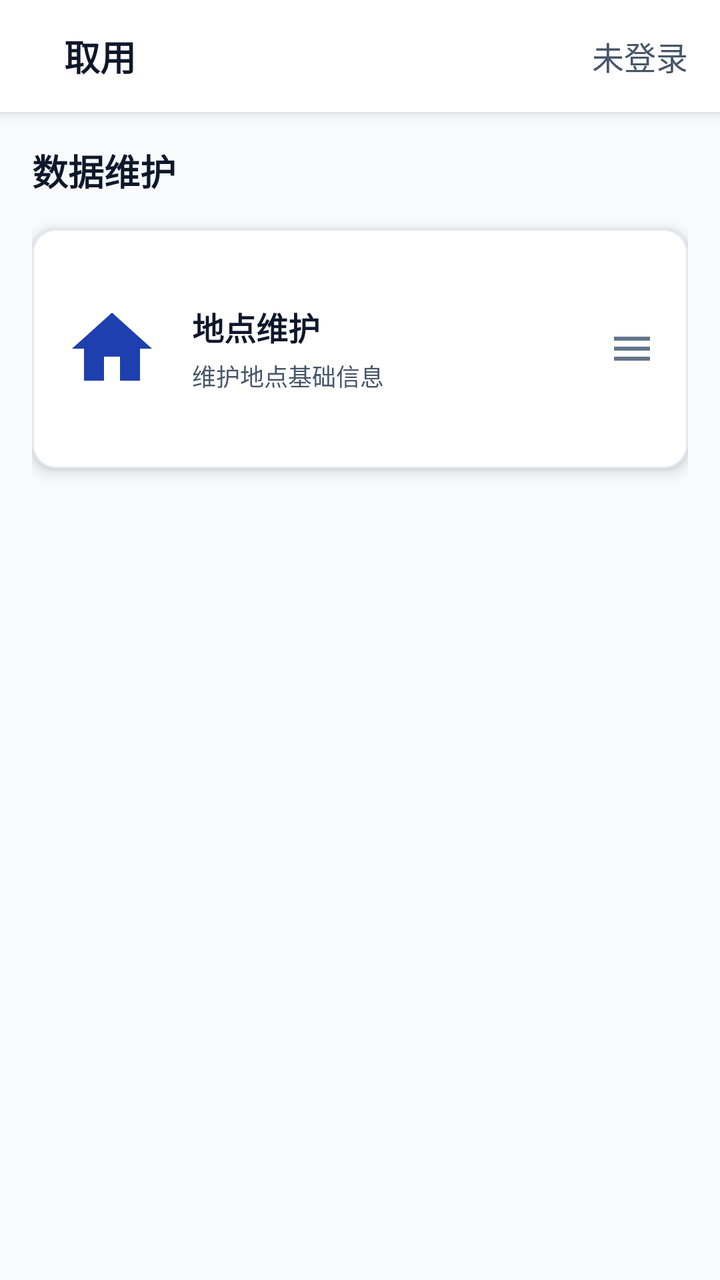
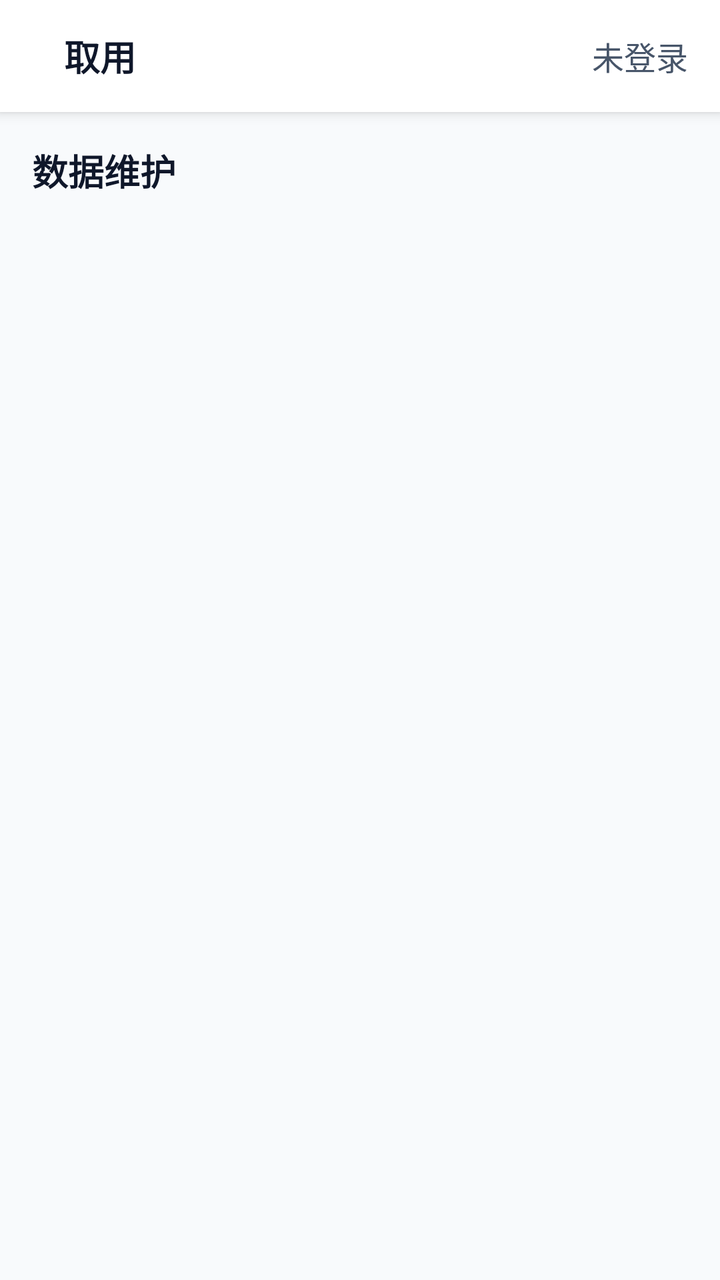

Compare the two renders of this Android layout. The source of the first and the diff that turns it into the second are given below.
<!-- AndroidManifest.xml: application theme Theme.PDA -->
<!-- res/layout/activity_basic_data.xml -->
<?xml version="1.0" encoding="utf-8"?>

<androidx.coordinatorlayout.widget.CoordinatorLayout 
    xmlns:android="http://schemas.android.com/apk/res/android"
    xmlns:app="http://schemas.android.com/apk/res-auto"
    xmlns:tools="http://schemas.android.com/tools"
    android:layout_width="match_parent"
    android:layout_height="match_parent"
    android:background="@color/background"
    tools:context=".BasicDataActivity">

    
    <com.google.android.material.appbar.AppBarLayout
        android:layout_width="match_parent"
        android:layout_height="wrap_content"
        android:background="@color/surface"
        android:elevation="4dp">

            <include
                android:id="@+id/toolbar"
                layout="@layout/toolbar_custom" />

    </com.google.android.material.appbar.AppBarLayout>

    
    <androidx.core.widget.NestedScrollView
        android:layout_width="match_parent"
        android:layout_height="match_parent"
        android:layout_marginTop="?attr/actionBarSize"
        android:fillViewport="true">

        <LinearLayout
            android:layout_width="match_parent"
            android:layout_height="wrap_content"
            android:orientation="vertical"
            android:padding="16dp">

            
            <TextView
                android:layout_width="wrap_content"
                android:layout_height="wrap_content"
                android:text="数据维护"
                android:textSize="18sp"
                android:textStyle="bold"
                android:textColor="@color/text_primary"
                android:layout_marginBottom="16dp"/>

            
            <com.google.android.material.card.MaterialCardView
                android:id="@+id/room_management_card"
                android:layout_width="match_parent"
                android:layout_height="120dp"
                android:layout_marginBottom="16dp"
                android:clickable="true"
                android:focusable="true"
                android:foreground="?attr/selectableItemBackground"
                app:cardCornerRadius="12dp"
                app:cardElevation="4dp"
                app:cardBackgroundColor="@color/surface"
                app:strokeWidth="1dp"
                app:strokeColor="@color/border">

                <LinearLayout
                    android:layout_width="match_parent"
                    android:layout_height="match_parent"
                    android:orientation="horizontal"
                    android:gravity="center_vertical"
                    android:padding="16dp">

                    <ImageView
                        android:layout_width="48dp"
                        android:layout_height="48dp"
                        android:src="@drawable/ic_home"
                        app:tint="@color/primary"/>

                    <LinearLayout
                        android:layout_width="0dp"
                        android:layout_height="wrap_content"
                        android:layout_weight="1"
                        android:orientation="vertical"
                        android:layout_marginStart="16dp">

                        <TextView
                            android:layout_width="wrap_content"
                            android:layout_height="wrap_content"
                            android:text="地点维护"
                            android:textSize="16sp"
                            android:textStyle="bold"
                            android:textColor="@color/text_primary"/>

                        <TextView
                            android:layout_width="wrap_content"
                            android:layout_height="wrap_content"
                            android:text="维护地点基础信息"
                            android:textSize="12sp"
                            android:textColor="@color/text_secondary"
                            android:layout_marginTop="4dp"/>

                    </LinearLayout>

                    <ImageView
                        android:layout_width="24dp"
                        android:layout_height="24dp"
                        android:src="@drawable/ic_menu"
                        app:tint="@color/text_tertiary"
                        android:rotation="180"/>

                </LinearLayout>

            </com.google.android.material.card.MaterialCardView>

        </LinearLayout>

    </androidx.core.widget.NestedScrollView>

</androidx.coordinatorlayout.widget.CoordinatorLayout>
<!-- res/layout/toolbar_custom.xml (included above) -->
<?xml version="1.0" encoding="utf-8"?>

<androidx.appcompat.widget.Toolbar
    xmlns:android="http://schemas.android.com/apk/res/android"
    xmlns:app="http://schemas.android.com/apk/res-auto"
    android:id="@+id/toolbar"
    android:layout_width="match_parent"
    android:layout_height="?attr/actionBarSize"
    android:background="@color/surface"
    android:elevation="4dp">

    <LinearLayout
        android:layout_width="match_parent"
        android:layout_height="match_parent"
        android:orientation="horizontal"
        android:gravity="center_vertical"
        android:paddingStart="16dp"
        android:paddingEnd="16dp">

        
        <TextView
            android:id="@+id/toolbar_title"
            android:layout_width="0dp"
            android:layout_height="wrap_content"
            android:layout_weight="1"
            android:text="取用"
            android:textSize="18sp"
            android:textStyle="bold"
            android:textColor="@color/text_primary"
            android:maxLines="1"
            android:ellipsize="end"/>

        
        <TextView
            android:id="@+id/toolbar_user_info"
            android:layout_width="wrap_content"
            android:layout_height="wrap_content"
            android:text="未登录"
            android:textSize="16sp"
            android:textColor="@color/text_secondary"
            android:maxLines="1"
            android:ellipsize="end"/>

    </LinearLayout>

</androidx.appcompat.widget.Toolbar>
<!-- resources referenced by this layout -->
<resources>
  <color name="background">#F8FAFC</color>
  <color name="border">#E2E8F0</color>
  <color name="primary">#1E40AF</color>
  <color name="surface">#FFFFFF</color>
  <color name="text_primary">#0F172A</color>
  <color name="text_secondary">#475569</color>
  <color name="text_tertiary">#64748B</color>
  <!-- drawable ic_home (drawable) -->
  <vector xmlns:android="http://schemas.android.com/apk/res/android"
      android:width="24dp"
      android:height="24dp"
      android:viewportWidth="24"
      android:viewportHeight="24">
      <path
          android:fillColor="@color/primary"
          android:pathData="M10,20v-6h4v6h5v-8h3L12,3 2,12h3v8z"/>
  </vector>
  <!-- drawable ic_menu (drawable) -->
  <?xml version="1.0" encoding="utf-8"?>
  
  <vector xmlns:android="http://schemas.android.com/apk/res/android"
      android:width="24dp"
      android:height="24dp"
      android:viewportWidth="24"
      android:viewportHeight="24">
      <path
          android:fillColor="@color/text_primary"
          android:pathData="M3,18h18v-2H3v2zM3,13h18v-2H3v2zM3,6v2h18V6H3z"/>
  </vector>
  <color name="primary_dark">#1E3A8A</color>
  <color name="primary_light">#3B82F6</color>
  <color name="primary_variant">#2563EB</color>
  <color name="secondary">#10B981</color>
  <color name="secondary_dark">#059669</color>
  <color name="on_surface">#1E293B</color>
  <color name="surface_variant">#F1F5F9</color>
  <color name="text_disabled">#CBD5E1</color>
  <color name="button_primary">#1E40AF</color>
  <style name="Widget.App.Toolbar" parent="Widget.MaterialComponents.Toolbar.Primary">
          <item name="android:background">@color/primary</item>
          <item name="titleTextColor">@color/surface</item>
          <item name="subtitleTextColor">@color/surface_variant</item>
      </style>
  <style name="Widget.App.Button" parent="Widget.MaterialComponents.Button">
          <item name="android:background">@color/button_primary</item>
          <item name="android:textColor">@color/surface</item>
      </style>
  <style name="Widget.App.CardView" parent="Widget.MaterialComponents.CardView">
          <item name="cardBackgroundColor">@color/card_background</item>
          <item name="cardCornerRadius">12dp</item>
          <item name="cardElevation">4dp</item>
      </style>
  <style name="Widget.App.ProgressBar" parent="Widget.AppCompat.ProgressBar.Horizontal">
          <item name="android:progressTint">@color/primary</item>
          <item name="android:progressBackgroundTint">@color/surface_variant</item>
      </style>
  <style name="Widget.App.Switch" parent="Widget.MaterialComponents.CompoundButton.Switch">
          <item name="thumbTint">@color/primary</item>
          <item name="trackTint">@color/surface_variant</item>
      </style>
  <style name="Widget.App.CheckBox" parent="Widget.MaterialComponents.CompoundButton.CheckBox">
          <item name="buttonTint">@color/primary</item>
      </style>
  <style name="Widget.App.RadioButton" parent="Widget.MaterialComponents.CompoundButton.RadioButton">
          <item name="buttonTint">@color/primary</item>
      </style>
  <style name="Widget.App.FloatingActionButton" parent="Widget.MaterialComponents.FloatingActionButton">
          <item name="backgroundTint">@color/primary</item>
          <item name="tint">@color/surface</item>
      </style>
  <style name="Widget.App.Badge" parent="Widget.MaterialComponents.Badge">
          <item name="backgroundColor">@color/error</item>
          <item name="badgeTextColor">@color/surface</item>
      </style>
  <color name="divider">#CBD5E1</color>
  <color name="button_secondary">#F1F5F9</color>
  <color name="input_background">#F8FAFC</color>
  <color name="input_border">#E2E8F0</color>
  <color name="card_background">#FFFFFF</color>
  <color name="error">#EF4444</color>
  <!-- unchanged entries left out for length: 4 -->
</resources>

<!-- the commit's change to res/layout/activity_basic_data.xml (unified diff, before → after) -->
@@ -46,69 +46,6 @@
                 android:layout_marginBottom="16dp"/>
 
             
-            <com.google.android.material.card.MaterialCardView
-                android:id="@+id/room_management_card"
-                android:layout_width="match_parent"
-                android:layout_height="120dp"
-                android:layout_marginBottom="16dp"
-                android:clickable="true"
-                android:focusable="true"
-                android:foreground="?attr/selectableItemBackground"
-                app:cardCornerRadius="12dp"
-                app:cardElevation="4dp"
-                app:cardBackgroundColor="@color/surface"
-                app:strokeWidth="1dp"
-                app:strokeColor="@color/border">
-
-                <LinearLayout
-                    android:layout_width="match_parent"
-                    android:layout_height="match_parent"
-                    android:orientation="horizontal"
-                    android:gravity="center_vertical"
-                    android:padding="16dp">
-
-                    <ImageView
-                        android:layout_width="48dp"
-                        android:layout_height="48dp"
-                        android:src="@drawable/ic_home"
-                        app:tint="@color/primary"/>
-
-                    <LinearLayout
-                        android:layout_width="0dp"
-                        android:layout_height="wrap_content"
-                        android:layout_weight="1"
-                        android:orientation="vertical"
-                        android:layout_marginStart="16dp">
-
-                        <TextView
-                            android:layout_width="wrap_content"
-                            android:layout_height="wrap_content"
-                            android:text="地点维护"
-                            android:textSize="16sp"
-                            android:textStyle="bold"
-                            android:textColor="@color/text_primary"/>
-
-                        <TextView
-                            android:layout_width="wrap_content"
-                            android:layout_height="wrap_content"
-                            android:text="维护地点基础信息"
-                            android:textSize="12sp"
-                            android:textColor="@color/text_secondary"
-                            android:layout_marginTop="4dp"/>
-
-                    </LinearLayout>
-
-                    <ImageView
-                        android:layout_width="24dp"
-                        android:layout_height="24dp"
-                        android:src="@drawable/ic_menu"
-                        app:tint="@color/text_tertiary"
-                        android:rotation="180"/>
-
-                </LinearLayout>
-
-            </com.google.android.material.card.MaterialCardView>
-
         </LinearLayout>
 
     </androidx.core.widget.NestedScrollView>
<!-- resource entries referenced after the edit -->
@@ -7,28 +7,6 @@
   <color name="text_primary">#0F172A</color>
   <color name="text_secondary">#475569</color>
   <color name="text_tertiary">#64748B</color>
-  <!-- drawable ic_home (drawable) -->
-  <vector xmlns:android="http://schemas.android.com/apk/res/android"
-      android:width="24dp"
-      android:height="24dp"
-      android:viewportWidth="24"
-      android:viewportHeight="24">
-      <path
-          android:fillColor="@color/primary"
-          android:pathData="M10,20v-6h4v6h5v-8h3L12,3 2,12h3v8z"/>
-  </vector>
-  <!-- drawable ic_menu (drawable) -->
-  <?xml version="1.0" encoding="utf-8"?>
-  
-  <vector xmlns:android="http://schemas.android.com/apk/res/android"
-      android:width="24dp"
-      android:height="24dp"
-      android:viewportWidth="24"
-      android:viewportHeight="24">
-      <path
-          android:fillColor="@color/text_primary"
-          android:pathData="M3,18h18v-2H3v2zM3,13h18v-2H3v2zM3,6v2h18V6H3z"/>
-  </vector>
   <color name="primary_dark">#1E3A8A</color>
   <color name="primary_light">#3B82F6</color>
   <color name="primary_variant">#2563EB</color>
